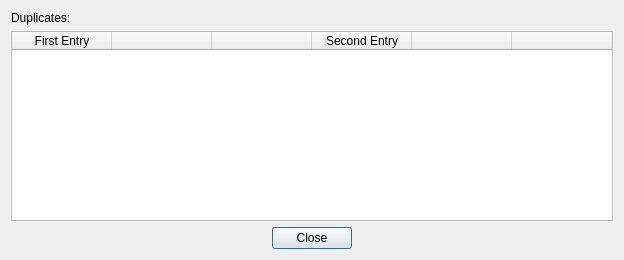
ahmed-agiza/disk-analyzer, file DiskAnalyst/dupesdialog.ui: the form before one commit.
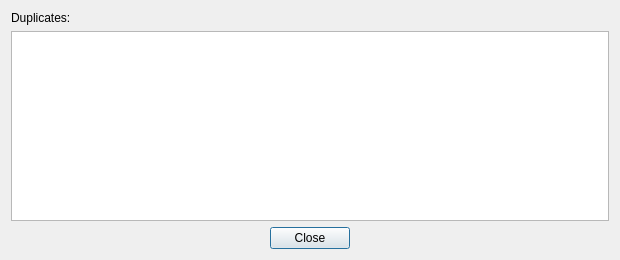
The form after the commit.

Commit message: Duplicate Entries Model for Handling Large Datasets

The edit to the form file:
```diff
--- a/DiskAnalyst/dupesdialog.ui
+++ b/DiskAnalyst/dupesdialog.ui
@@ -6,7 +6,7 @@
    <rect>
     <x>0</x>
     <y>0</y>
-    <width>580</width>
+    <width>620</width>
     <height>260</height>
    </rect>
   </property>
@@ -28,25 +28,7 @@
     </widget>
    </item>
    <item>
-    <widget class="QTableWidget" name="tblDuplicates">
-     <property name="sizePolicy">
-      <sizepolicy hsizetype="MinimumExpanding" vsizetype="MinimumExpanding">
-       <horstretch>0</horstretch>
-       <verstretch>0</verstretch>
-      </sizepolicy>
-     </property>
-     <property name="frameShape">
-      <enum>QFrame::StyledPanel</enum>
-     </property>
-     <property name="verticalScrollBarPolicy">
-      <enum>Qt::ScrollBarAlwaysOff</enum>
-     </property>
-     <property name="horizontalScrollBarPolicy">
-      <enum>Qt::ScrollBarAlwaysOff</enum>
-     </property>
-     <property name="sizeAdjustPolicy">
-      <enum>QAbstractScrollArea::AdjustToContents</enum>
-     </property>
+    <widget class="QTableView" name="tblDuplicates">
      <property name="editTriggers">
       <set>QAbstractItemView::NoEditTriggers</set>
      </property>
@@ -65,63 +47,12 @@
      <property name="selectionMode">
       <enum>QAbstractItemView::NoSelection</enum>
      </property>
-     <property name="selectionBehavior">
-      <enum>QAbstractItemView::SelectItems</enum>
-     </property>
-     <property name="textElideMode">
-      <enum>Qt::ElideMiddle</enum>
-     </property>
-     <property name="sortingEnabled">
+     <attribute name="horizontalHeaderHighlightSections">
       <bool>false</bool>
-     </property>
-     <property name="rowCount">
-      <number>0</number>
-     </property>
-     <property name="columnCount">
-      <number>6</number>
-     </property>
-     <attribute name="horizontalHeaderVisible">
-      <bool>true</bool>
      </attribute>
-     <attribute name="horizontalHeaderShowSortIndicator" stdset="0">
+     <attribute name="verticalHeaderHighlightSections">
       <bool>false</bool>
      </attribute>
-     <attribute name="horizontalHeaderStretchLastSection">
-      <bool>false</bool>
-     </attribute>
-     <attribute name="verticalHeaderVisible">
-      <bool>false</bool>
-     </attribute>
-     <column>
-      <property name="text">
-       <string>First Entry</string>
-      </property>
-     </column>
-     <column>
-      <property name="text">
-       <string/>
-      </property>
-     </column>
-     <column>
-      <property name="text">
-       <string/>
-      </property>
-     </column>
-     <column>
-      <property name="text">
-       <string>Second Entry</string>
-      </property>
-     </column>
-     <column>
-      <property name="text">
-       <string/>
-      </property>
-     </column>
-     <column>
-      <property name="text">
-       <string/>
-      </property>
-     </column>
     </widget>
    </item>
    <item>
```
Left out of the diff: 3 changed lines with no effect on the pictures. The commit also changes 11 other files.
